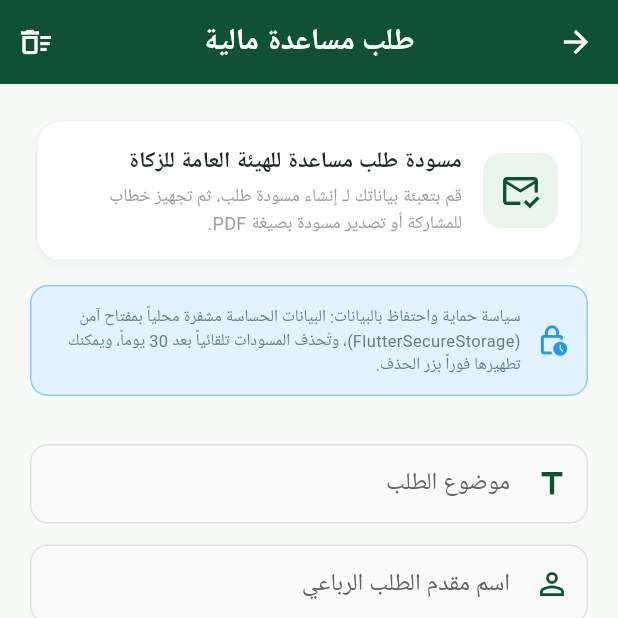
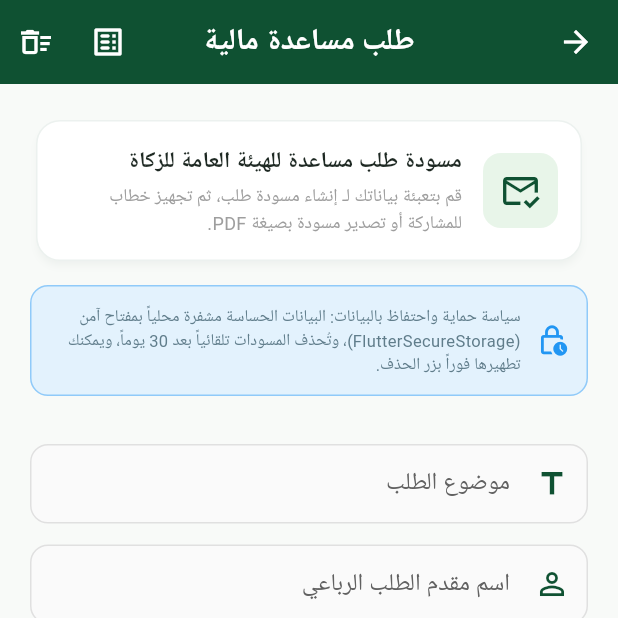
Before and after one commit to tahaAlasri/ZakatApp, a Flutter app: the AssistanceRequestScreen screen opened directly, on a phone screen of 412 x 824 dp, the top half of it. Run offline on Flutter 3.47's test engine with Material 3 defaults, Android fonts, the phone set to English and light mode, and no system bars; our stand-ins replace cloud_firestore, firebase_auth, firebase_core, flutter_local_notifications, flutter_secure_storage, google_fonts and 10 more; accounts and stored records are empty; Roboto replaces fonts that are missing (Cairo).

Commit message:
ربط خدمات المزامنة السحابية ومتابعة الطلبات

```diff
--- a/lib/views/calculators/fitr_calc_screen.dart
+++ b/lib/views/calculators/fitr_calc_screen.dart
@@ -8,6 +8,7 @@ import '../../core/widgets/zakat_result_card.dart';
 import '../../models/favorite_item.dart';
 import '../../providers/zakat_provider.dart';
 import '../../providers/favorites_provider.dart';
+import '../../core/services/cloud_sync_service.dart';
 
 class FitrCalcScreen extends StatefulWidget {
   const FitrCalcScreen({super.key});
@@ -45,7 +46,9 @@ class _FitrCalcScreenState extends State<FitrCalcScreen> {
   @override
   void initState() {
     super.initState();
-    _wheatPriceController.text = ZakatConstants.defaultWheatBagPriceYER.toStringAsFixed(0);
+    final cloudSync = Provider.of<CloudSyncService>(context, listen: false);
+    _wheatPriceController.text = cloudSync.wheatBagPriceYER.toStringAsFixed(0);
+    _bagWeightKg = cloudSync.wheatBagWeightKg;
     _syncCashFromWheat();
   }
 
--- a/lib/views/home/home_screen.dart
+++ b/lib/views/home/home_screen.dart
@@ -15,6 +15,9 @@ import '../../core/utils/auth_guard.dart';
 import '../../core/widgets/category_icon_badge.dart';
 import '../analytics/zakat_analytics_screen.dart';
 import '../history/zakat_history_screen.dart';
+import '../../core/services/cloud_sync_service.dart';
+import '../requests/my_requests_screen.dart';
+import '../notifications/notifications_center_screen.dart';
 
 class HomeScreen extends StatelessWidget {
   const HomeScreen({super.key});
--- a/lib/views/requests/assistance_request_screen.dart
+++ b/lib/views/requests/assistance_request_screen.dart
@@ -9,7 +9,9 @@ import '../../core/utils/app_input_formatters.dart';
 import '../../models/assistance_request.dart';
 import '../../providers/auth_provider.dart';
 import '../../core/utils/auth_guard.dart';
+import '../../core/services/cloud_sync_service.dart';
 import '../auth/login_screen.dart';
+import 'my_requests_screen.dart';
 
 class AssistanceRequestScreen extends StatefulWidget {
   const AssistanceRequestScreen({super.key});
@@ -364,6 +366,13 @@ class _AssistanceRequestScreenState extends State<AssistanceRequestScreen> {
       appBar: AppBar(
         title: const Text('طلب مساعدة مالية'),
         actions: [
+          IconButton(
+            icon: const Icon(Icons.list_alt_rounded, color: Colors.white),
+            tooltip: 'متابعة طلباتي السابقة',
+            onPressed: () {
+              Navigator.push(context, MaterialPageRoute(builder: (_) => const MyRequestsScreen()));
+            },
+          ),
           IconButton(
             key: const Key('btn_purge_request_data_appbar'),
             icon: const Icon(Icons.delete_sweep_outlined, color: Colors.white),
```
